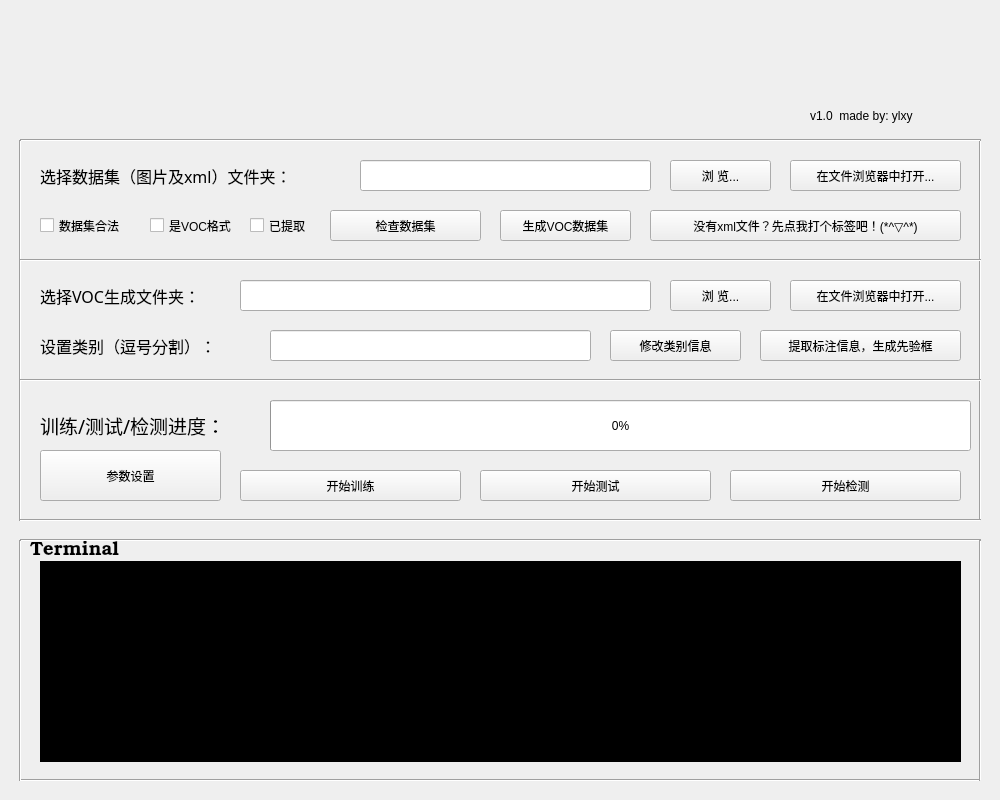
ylxy123/yolov5-gui, file gui/main.ui: the form before one commit.
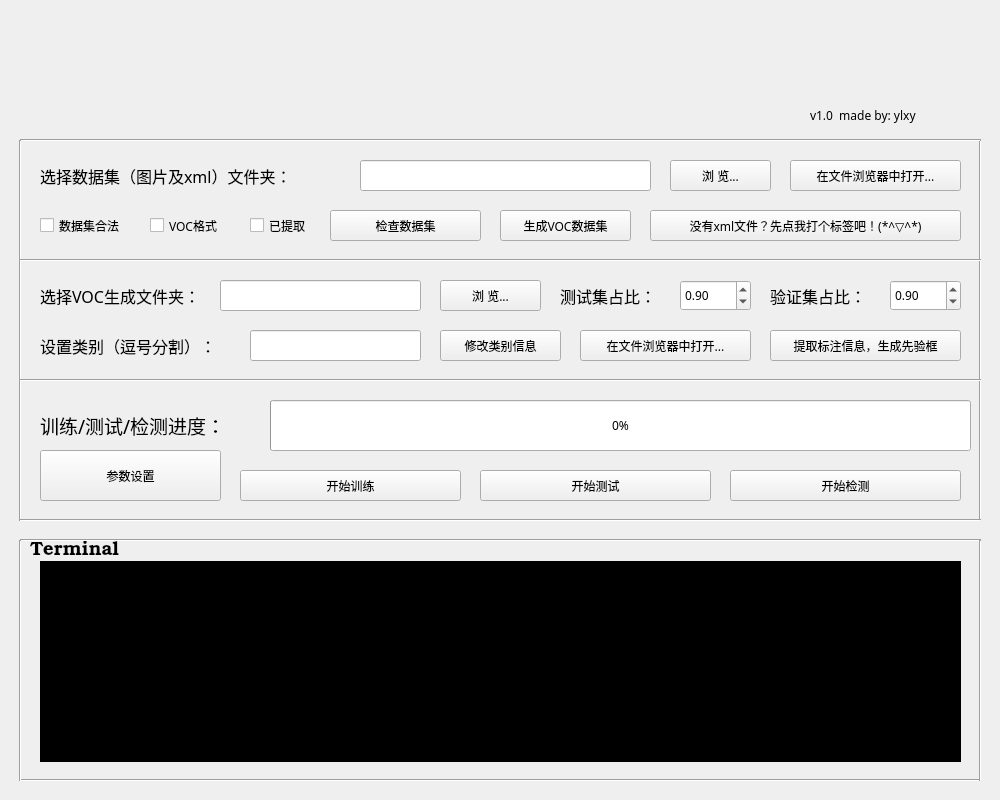
The form after the commit. Icons and pictures are not drawn.

The edit to the form file:
```diff
--- a/gui/main.ui
+++ b/gui/main.ui
@@ -22,6 +22,11 @@
     <height>800</height>
    </size>
   </property>
+  <property name="font">
+   <font>
+    <family>方正粗黑宋简体</family>
+   </font>
+  </property>
   <property name="windowTitle">
    <string>YOLOv5</string>
   </property>
@@ -322,6 +327,11 @@
      <height>31</height>
     </rect>
    </property>
+   <property name="font">
+    <font>
+     <family>方正粗黑宋简体</family>
+    </font>
+   </property>
    <property name="acceptDrops">
     <bool>false</bool>
    </property>
@@ -332,7 +342,7 @@
     <string notr="true">color: rgb(0, 0, 0);</string>
    </property>
    <property name="text">
-    <string>是VOC格式</string>
+    <string>VOC格式</string>
    </property>
    <property name="checkable">
     <bool>true</bool>
@@ -423,9 +433,9 @@
   <widget class="QPushButton" name="extractButton">
    <property name="geometry">
     <rect>
-     <x>760</x>
+     <x>770</x>
      <y>330</y>
-     <width>201</width>
+     <width>191</width>
      <height>31</height>
     </rect>
    </property>
@@ -468,9 +478,9 @@
   <widget class="QLineEdit" name="VOClineEdit">
    <property name="geometry">
     <rect>
-     <x>240</x>
+     <x>220</x>
      <y>280</y>
-     <width>411</width>
+     <width>201</width>
      <height>31</height>
     </rect>
    </property>
@@ -481,7 +491,7 @@
   <widget class="QPushButton" name="browserVOCButton">
    <property name="geometry">
     <rect>
-     <x>670</x>
+     <x>440</x>
      <y>280</y>
      <width>101</width>
      <height>31</height>
@@ -529,8 +539,8 @@
   <widget class="QPushButton" name="showInBrowserButton_2">
    <property name="geometry">
     <rect>
-     <x>790</x>
-     <y>280</y>
+     <x>580</x>
+     <y>330</y>
      <width>171</width>
      <height>31</height>
     </rect>
@@ -570,9 +580,9 @@
   <widget class="QPushButton" name="settingsButton">
    <property name="geometry">
     <rect>
-     <x>610</x>
+     <x>440</x>
      <y>330</y>
-     <width>131</width>
+     <width>121</width>
      <height>31</height>
     </rect>
    </property>
@@ -583,9 +593,9 @@
   <widget class="QLineEdit" name="classesEdit">
    <property name="geometry">
     <rect>
-     <x>270</x>
+     <x>250</x>
      <y>330</y>
-     <width>321</width>
+     <width>171</width>
      <height>31</height>
     </rect>
    </property>
@@ -622,6 +632,88 @@
     <string>v1.0  made by: ylxy</string>
    </property>
   </widget>
+  <widget class="QLabel" name="label_8">
+   <property name="geometry">
+    <rect>
+     <x>770</x>
+     <y>280</y>
+     <width>121</width>
+     <height>31</height>
+    </rect>
+   </property>
+   <property name="font">
+    <font>
+     <family>新宋体</family>
+     <pointsize>12</pointsize>
+    </font>
+   </property>
+   <property name="text">
+    <string>验证集占比：</string>
+   </property>
+  </widget>
+  <widget class="QDoubleSpinBox" name="testSpinBox">
+   <property name="geometry">
+    <rect>
+     <x>680</x>
+     <y>280</y>
+     <width>71</width>
+     <height>31</height>
+    </rect>
+   </property>
+   <property name="minimum">
+    <double>0.010000000000000</double>
+   </property>
+   <property name="maximum">
+    <double>1.000000000000000</double>
+   </property>
+   <property name="singleStep">
+    <double>0.050000000000000</double>
+   </property>
+   <property name="value">
+    <double>0.900000000000000</double>
+   </property>
+  </widget>
+  <widget class="QLabel" name="label_9">
+   <property name="geometry">
+    <rect>
+     <x>560</x>
+     <y>280</y>
+     <width>111</width>
+     <height>31</height>
+    </rect>
+   </property>
+   <property name="font">
+    <font>
+     <family>新宋体</family>
+     <pointsize>12</pointsize>
+    </font>
+   </property>
+   <property name="text">
+    <string>测试集占比：</string>
+   </property>
+  </widget>
+  <widget class="QDoubleSpinBox" name="valSpinBox">
+   <property name="geometry">
+    <rect>
+     <x>890</x>
+     <y>280</y>
+     <width>71</width>
+     <height>31</height>
+    </rect>
+   </property>
+   <property name="minimum">
+    <double>0.010000000000000</double>
+   </property>
+   <property name="maximum">
+    <double>1.000000000000000</double>
+   </property>
+   <property name="singleStep">
+    <double>0.050000000000000</double>
+   </property>
+   <property name="value">
+    <double>0.900000000000000</double>
+   </property>
+  </widget>
   <zorder>line_4</zorder>
   <zorder>lineEdit</zorder>
   <zorder>label</zorder>
```
Left out of the diff: 14 changed lines with no effect on the pictures.
